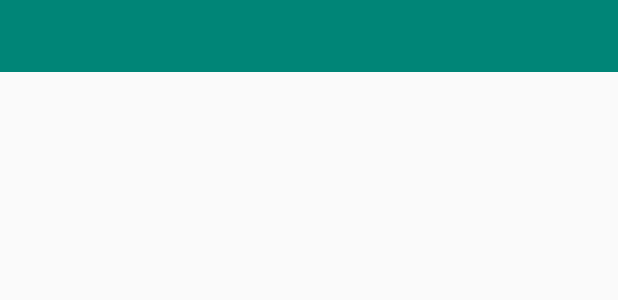
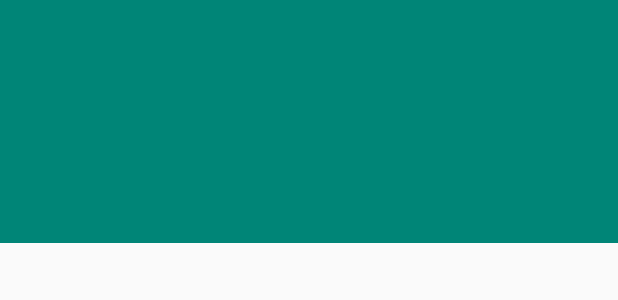
Before and after one commit to vidhipatel94/Training, an Android app: the layout activity_employee_info.xml on its own in the app's theme, with its tools: preview values and no code run, on a phone screen of 412 x 824 dp. Shown: the top 300 px of the screen. Run offline under Robolectric (Android 15) with nearby library versions, the phone set to English and light mode, and no system bars.

Commit message:
add collapsing toolbar

```diff
--- a/app/src/main/AndroidManifest.xml
+++ b/app/src/main/AndroidManifest.xml
@@ -33,7 +33,8 @@
         </activity>
         <activity
             android:name=".EmployeeInfo"
-            android:label="@string/title_activity_employee_info" >
+            android:label="@string/title_activity_employee_info"
+            android:theme="@style/NavigationViewTheme">
         </activity>
     </application>
 
--- a/app/src/main/java/com/example/vidhipatel/myapplication/MainActivity.java
+++ b/app/src/main/java/com/example/vidhipatel/myapplication/MainActivity.java
@@ -83,8 +83,6 @@ public class MainActivity extends AppCompatActivity {
 
         if(drawerLayout==null)
             isTablet=true;
-        if(!isTablet)
-            drawerLayout.openDrawer(GravityCompat.START);
 
         //actionbar
         toolbar.setTitle("Users");
--- a/app/src/main/res/layout/activity_employee_info.xml
+++ b/app/src/main/res/layout/activity_employee_info.xml
@@ -1,29 +1,60 @@
-<LinearLayout xmlns:android="http://schemas.android.com/apk/res/android"
+<android.support.design.widget.CoordinatorLayout xmlns:android="http://schemas.android.com/apk/res/android"
+    xmlns:app="http://schemas.android.com/apk/res-auto"
     xmlns:tools="http://schemas.android.com/tools"
-    xmlns:app="http://schemas.android.com/apk/res-auto"
-    android:id="@+id/empinfo"
-    android:layout_width="fill_parent"
+    android:layout_width="match_parent"
     android:layout_height="match_parent"
-    android:orientation="vertical"
+    android:fitsSystemWindows="true"
     tools:context="com.example.vidhipatel.myapplication.EmployeeInfo">
 
 
-    <android.support.design.widget.TabLayout
-        android:id="@+id/tabs"
+    <android.support.design.widget.AppBarLayout
         android:layout_width="match_parent"
-        android:layout_height="wrap_content"
-        app:tabIndicatorColor="?colorAccent"
-        app:tabTextColor="#ccc"
-        app:tabSelectedTextColor="@android:color/white"
-        android:background="?colorPrimary"
+        android:layout_height="162dp"
+        android:fitsSystemWindows="true">
 
-        />
+        <android.support.design.widget.CollapsingToolbarLayout
+            android:id="@+id/collapsing_toolbar"
+            android:layout_width="match_parent"
+            android:layout_height="0dp"
+            android:layout_weight="1"
+            android:fitsSystemWindows="true"
+            app:contentScrim="?attr/colorPrimary"
+            app:expandedTitleMarginEnd="64dp"
+            app:expandedTitleMarginStart="48dp"
+            app:layout_scrollFlags="scroll|exitUntilCollapsed"
+            >
+
+            <android.support.v7.widget.Toolbar
+                android:id="@+id/empinfo_toolbar"
+                android:layout_width="match_parent"
+                android:layout_height="?actionBarSize"
+                android:background="?colorPrimary"
+                android:theme="@style/ThemeOverlay.AppCompat.Dark"
+                android:visibility="visible"
+                app:layout_collapseMode="pin" />
+
+
+        </android.support.design.widget.CollapsingToolbarLayout>
+
+        <android.support.design.widget.TabLayout
+            android:id="@+id/tabs"
+            android:layout_width="match_parent"
+            android:layout_height="?actionBarSize"
+            android:background="?colorPrimary"
+            app:layout_collapseMode="pin"
+            app:tabIndicatorColor="?colorAccent"
+            app:tabSelectedTextColor="@android:color/white"
+            app:tabTextColor="#ccc" />
+    </android.support.design.widget.AppBarLayout>
+
 
     <android.support.v4.view.ViewPager
         android:id="@+id/pager"
         android:layout_width="fill_parent"
         android:layout_height="wrap_content"
-        >
+        app:layout_behavior="@string/appbar_scrolling_view_behavior">
 
     </android.support.v4.view.ViewPager>
-</LinearLayout>
+
+
+</android.support.design.widget.CoordinatorLayout>
```
Also changed, not shown: app/src/main/java/com/example/vidhipatel/myapplication/EmployeeInfo.java (+10 -0 lines), app/src/main/res/layout/fragment_employee_info.xml (+16 -1 lines).
